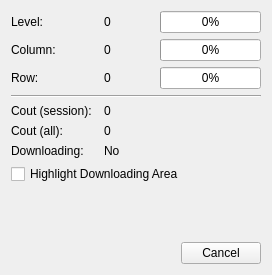
Above: resources/OSMTileDownloaderInfoWidget.ui from MichalVlasak/OSMViewer before the change. Below: the same form after it.
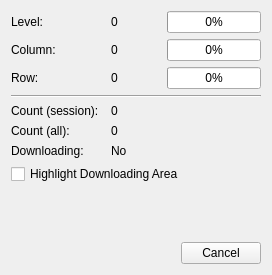
That is the form after the change.

Commit message: Oprava preklepu v GUI

```diff
--- a/resources/OSMTileDownloaderInfoWidget.ui
+++ b/resources/OSMTileDownloaderInfoWidget.ui
@@ -139,7 +139,7 @@
    <item row="4" column="0">
     <widget class="QLabel" name="label_5">
      <property name="text">
-      <string>Cout (session):</string>
+      <string>Count (session):</string>
      </property>
     </widget>
    </item>
@@ -180,7 +180,7 @@
    <item row="5" column="0">
     <widget class="QLabel" name="label_6">
      <property name="text">
-      <string>Cout (all):</string>
+      <string>Count (all):</string>
      </property>
     </widget>
    </item>
```
